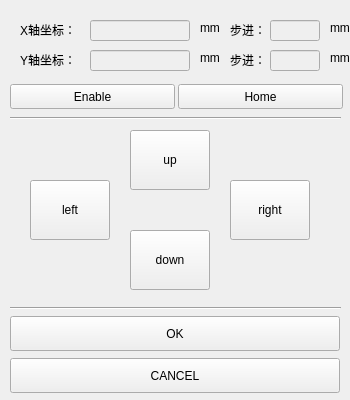
Qt form MotionModule/JoystickWidget.ui (chuandongxu/AOI) before a commit.
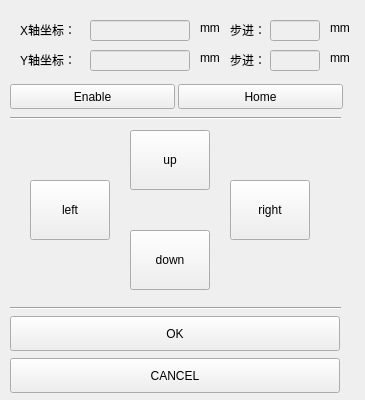
The same form after that commit.

The edit to the form file:
```diff
--- a/MotionModule/JoystickWidget.ui
+++ b/MotionModule/JoystickWidget.ui
@@ -6,10 +6,16 @@
    <rect>
     <x>0</x>
     <y>0</y>
-    <width>350</width>
+    <width>365</width>
     <height>400</height>
    </rect>
   </property>
+  <property name="sizePolicy">
+   <sizepolicy hsizetype="Fixed" vsizetype="Fixed">
+    <horstretch>0</horstretch>
+    <verstretch>0</verstretch>
+   </sizepolicy>
+  </property>
   <property name="windowTitle">
    <string>JoystickWidget</string>
   </property>
```
